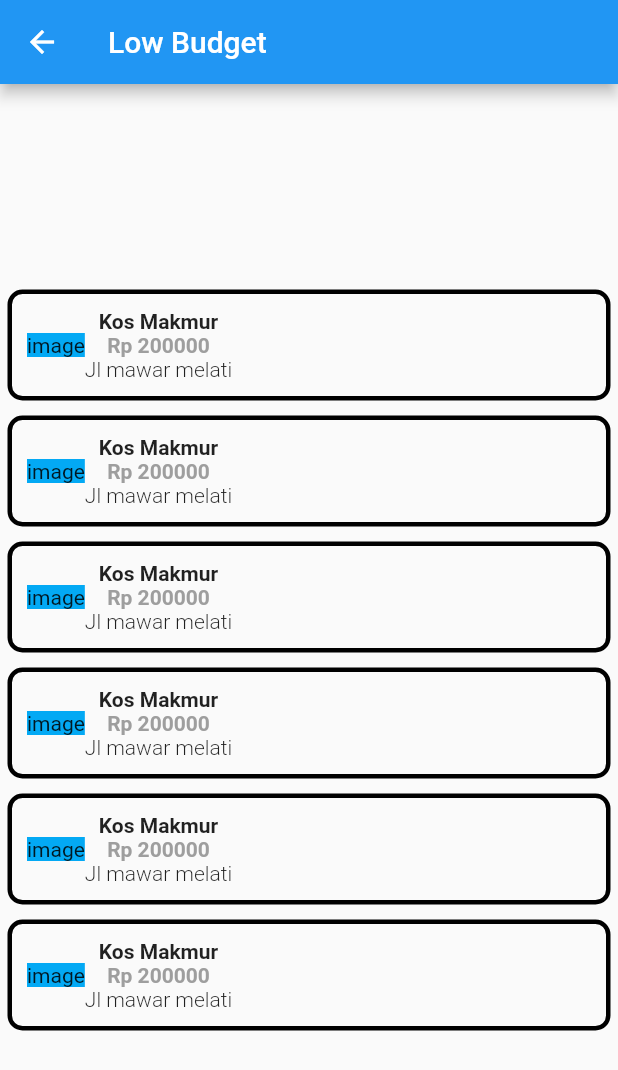
After one commit to PhilipPurwoko/INFOKOS, a Flutter app: the screen it shows after launch, after a tap on "Low Budget", on a phone screen of 412 x 824 dp. The commit adds this screen. Shown: the top 1070 px of the screen. Run offline on Flutter 3.47's test engine with Material 2 defaults, Android fonts, the phone set to English and light mode, and no system bars.

Commit message:
:gear: Add basic functionality with basic UI/UX styling

```diff
--- /dev/null
+++ b/lib/models/kosan.dart
@@ -0,0 +1,11 @@
+class Kosan{
+  String name;
+  String address;
+  int price;
+
+  Kosan({
+    required this.name,
+    required this.address,
+    required this.price,
+  });
+}
--- /dev/null
+++ b/lib/widgets/categories/category_card.dart
@@ -0,0 +1,47 @@
+import 'package:flutter/material.dart';
+import 'package:infokos/widgets/categories/category_item_screen.dart';
+
+class CategoryCard extends StatelessWidget {
+  final String category;
+
+  CategoryCard(this.category);
+
+  void selectCategory(BuildContext ctx, String categoryName) {
+    Navigator.of(ctx).push(MaterialPageRoute(builder: (_) {
+      return CategoryItemScreen(categoryName);
+    }));
+  }
+
+  @override
+  Widget build(BuildContext context) {
+    return GestureDetector(
+      onTap: () {
+        selectCategory(context, category);
+      },
+      child: Container(
+        padding: EdgeInsets.all(10),
+        margin: EdgeInsets.all(5),
+        child: Column(
+          mainAxisAlignment: MainAxisAlignment.center,
+          children: [
+            Text(
+              category,
+              style: TextStyle(color: Colors.white),
+            )
+          ],
+        ),
+        decoration: BoxDecoration(
+          borderRadius: BorderRadius.all(Radius.circular(10)),
+          gradient: LinearGradient(
+            colors: [
+              Colors.green,
+              Theme.of(context).accentColor,
+            ],
+            begin: Alignment.topLeft,
+            end: Alignment.bottomRight,
+          ),
+        ),
+      ),
+    );
+  }
+}
--- /dev/null
+++ b/lib/widgets/categories/category_item_screen.dart
@@ -0,0 +1,43 @@
+import 'package:flutter/material.dart';
+import 'package:infokos/models/kosan.dart';
+import 'package:infokos/widgets/kosan/kosan_card.dart';
+
+class CategoryItemScreen extends StatelessWidget {
+  final String categoryName;
+  final kosanItems = <KosanCard>[
+    KosanCard(
+      Kosan(name: 'Kos Makmur', address: 'Jl mawar melati', price: 200000),
+    ),
+    KosanCard(
+      Kosan(name: 'Kos Makmur', address: 'Jl mawar melati', price: 200000),
+    ),
+    KosanCard(
+      Kosan(name: 'Kos Makmur', address: 'Jl mawar melati', price: 200000),
+    ),
+    KosanCard(
+      Kosan(name: 'Kos Makmur', address: 'Jl mawar melati', price: 200000),
+    ),
+    KosanCard(
+      Kosan(name: 'Kos Makmur', address: 'Jl mawar melati', price: 200000),
+    ),
+    KosanCard(
+      Kosan(name: 'Kos Makmur', address: 'Jl mawar melati', price: 200000),
+    ),
+  ];
+
+  CategoryItemScreen(this.categoryName);
+
+  @override
+  Widget build(BuildContext context) {
+    return Scaffold(
+      appBar: AppBar(
+        title: Text(categoryName),
+      ),
+      body: Column(
+        children: kosanItems,
+        mainAxisAlignment: MainAxisAlignment.center,
+        crossAxisAlignment: CrossAxisAlignment.start,
+      ),
+    );
+  }
+}
--- /dev/null
+++ b/lib/widgets/categories/category_select_screen.dart
@@ -0,0 +1,35 @@
+import 'package:flutter/material.dart';
+import 'package:infokos/widgets/categories/category_card.dart';
+
+class CategorySelectScreen extends StatelessWidget {
+  final List<String> categories = [
+    'Luxury',
+    'Standard',
+    'Low Budget',
+    'City',
+    'Countryside',
+    'University Area'
+  ];
+
+  @override
+  Widget build(BuildContext context) {
+    return Scaffold(
+      appBar: AppBar(
+        title: Text('INFOKOS | Reilable Service'),
+      ),
+      body: Container(
+        margin: EdgeInsets.all(10),
+        child: GridView(
+          children:
+              categories.map((category) => CategoryCard(category)).toList(),
+          gridDelegate: SliverGridDelegateWithMaxCrossAxisExtent(
+            maxCrossAxisExtent: 200,
+            childAspectRatio: 3 / 2,
+            crossAxisSpacing: 10,
+            mainAxisSpacing: 10,
+          ),
+        ),
+      ),
+    );
+  }
+}
--- /dev/null
+++ b/lib/widgets/kosan/kosan_card.dart
@@ -0,0 +1,59 @@
+import 'package:flutter/material.dart';
+import 'package:infokos/models/kosan.dart';
+import 'package:infokos/widgets/kosan/kosan_detail_screen.dart';
+
+class KosanCard extends StatelessWidget {
+  final Kosan kosan;
+
+  KosanCard(this.kosan);
+
+  void selectKosan(BuildContext ctx, Kosan kosan) {
+    Navigator.of(ctx).push(MaterialPageRoute(builder: (_) {
+      return KosanDetailScreen(kosan);
+    }));
+  }
+
+  @override
+  Widget build(BuildContext context) {
+    return GestureDetector(
+      onTap: () {
+        selectKosan(context, kosan);
+      },
+      child: Container(
+        width: double.infinity,
+        padding: EdgeInsets.all(10),
+        margin: EdgeInsets.all(5),
+        child: Row(
+          children: [
+            Container(
+              child: Text('image'),
+              color: Colors.lightBlue,
+            ),
+            Column(
+              mainAxisAlignment: MainAxisAlignment.center,
+              children: [
+                Text(
+                  kosan.name,
+                  style: TextStyle(fontWeight: FontWeight.bold),
+                ),
+                Text(
+                  'Rp ${kosan.price.toString()}',
+                  style: TextStyle(
+                      fontWeight: FontWeight.bold, color: Colors.grey),
+                ),
+                Text(
+                  kosan.address,
+                  style: TextStyle(fontWeight: FontWeight.w300),
+                ),
+              ],
+            ),
+          ],
+        ),
+        decoration: BoxDecoration(
+          borderRadius: BorderRadius.all(Radius.circular(10)),
+          border: Border.all(color: Colors.black, width: 3),
+        ),
+      ),
+    );
+  }
+}
```
Also changed, not shown: lib/main.dart (+3 -40 lines), lib/widgets/category_card.dart (deleted, +0 -35 lines), lib/widgets/kosan/kosan_detail_screen.dart (added, +31 -0 lines).
